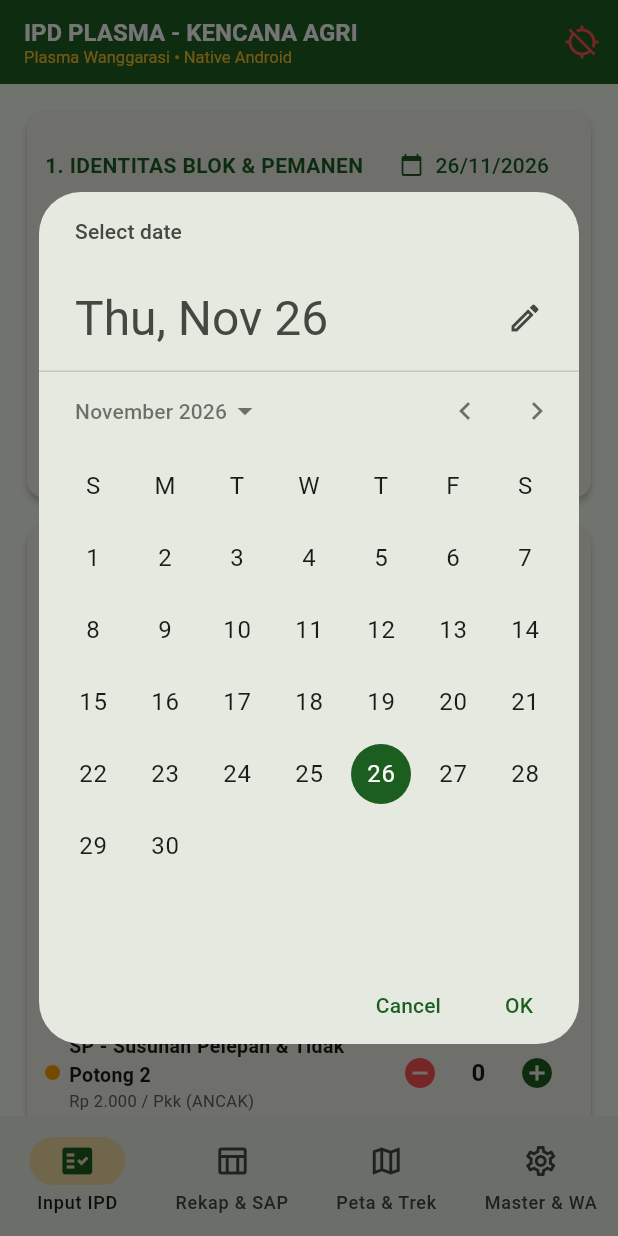
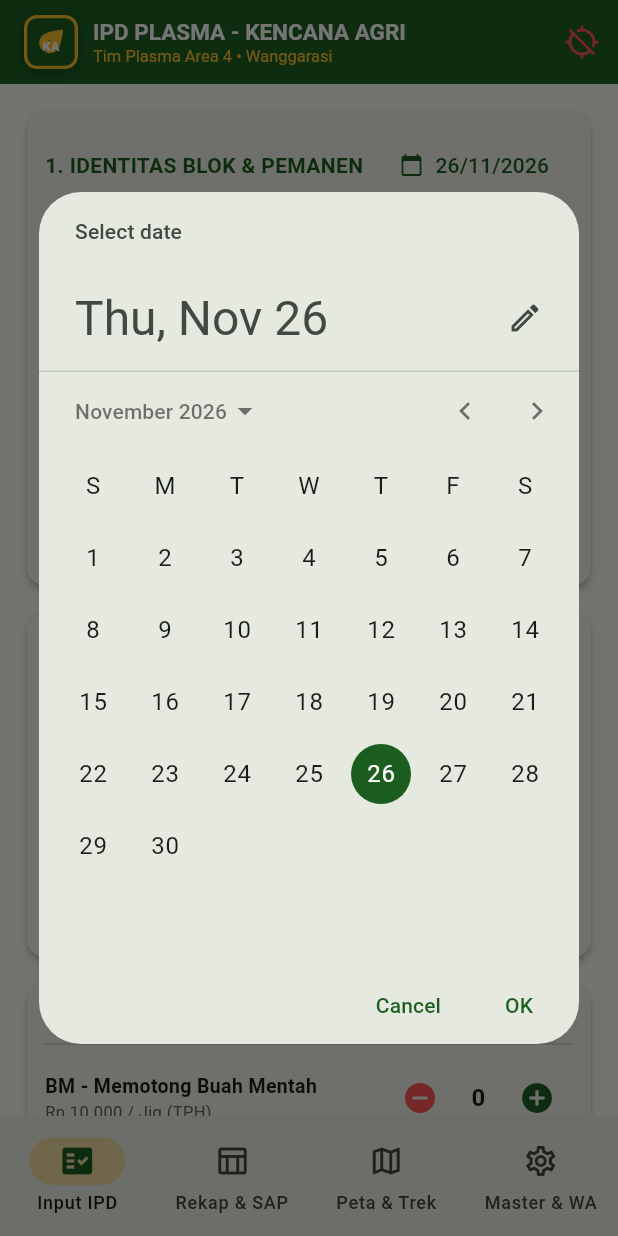
Before and after one commit to plasmamsmbsp-sudo/ipd-plasma-native, a Flutter app: the screen it shows after launch, after a tap on an icon or button, on a phone screen of 412 x 824 dp. Run offline on Flutter 3.47's test engine with Material 3 defaults, Android fonts, the phone set to English and light mode, and no system bars; our stand-ins replace file_picker, flutter_tts, geolocator, image_picker, share_plus, sqflite; missing offline and left inert: excel, pdfrx; accounts and stored records are empty; statements that could not run were skipped.

Commit message:
Update page_input.dart

```diff
--- a/lib/page_input.dart
+++ b/lib/page_input.dart
@@ -6,6 +6,7 @@ import 'package:intl/intl.dart';
 import 'database_helper.dart';
 import 'input_helper.dart';
 import 'input_widgets.dart';
+import 'splash_logo.dart';
 
 class FormInspeksiPage extends StatefulWidget {
   const FormInspeksiPage({super.key});
@@ -18,18 +19,23 @@ class _FormInspeksiPageState extends State {
   final _ptCtrl = TextEditingController(text: 'PT Kencana Agri - Plasma Wanggarasi');
   final _ancakCtrl = TextEditingController();
   final _pokokCtrl = TextEditingController(text: '25');
+  final _tapakCtrl = TextEditingController(text: '10');
+  final _bjrCtrl = TextEditingController(text: '16.0');
+  final _beratButirCtrl = TextEditingController(text: '12');
   final _pemanenCtrl = TextEditingController();
   final _asistenCtrl = TextEditingController(text: 'Sukri');
   final _catatanCtrl = TextEditingController();
 
-  var _listAfdeling = ['AFD BSP', 'AFD MSM', 'PT. STN'];
-  var _listBlok = ['A01', 'A02', 'B01', 'B02', 'C01', 'F15'];
-  var _listMandor = ['Mas Budi', 'Pak Candra', 'Pak Ramin', 'Bang Edi', 'Aldrianto Eka Putra'];
+  var _listAfdeling = ['Plasma BSP', 'Plasma MSM', 'PT. STN'];
+  var _listBlok = ['D001A', 'E0015', 'E0013', 'E0018A'];
+  var _listMandor = ['Albar Mooduto', 'Mas Budi', 'Pak Candra', 'Pak Ramin', 'Bang Edi'];
+  var _listKerani = ['Firman Hulopi', 'Aldrianto Eka Putra'];
   var _listPemanen = [];
 
-  String _selectedAfd = 'AFD BSP';
-  String _selectedBlok = 'A01';
-  String _selectedMandor = 'Mas Budi';
+  String _selectedAfd = 'Plasma BSP';
+  String _selectedBlok = 'D001A';
+  String _selectedMandor = 'Albar Mooduto';
+  String _selectedKerani = 'Firman Hulopi';
 
   DateTime _tanggal = DateTime.now();
   Position? _posisiGps;
@@ -52,6 +58,7 @@ class _FormInspeksiPageState extends State {
     final afd = List.from(await DatabaseHelper.instance.getMasterByTipe('AFDELING'));
     final blok = List.from(await DatabaseHelper.instance.getMasterByTipe('BLOK'));
     final mandor = List.from(await DatabaseHelper.instance.getMasterByTipe('MANDOR'));
+    final kerani = List.from(await DatabaseHelper.instance.getMasterByTipe('KERANI'));
     final pemanen = List.from(await DatabaseHelper.instance.getMasterByTipe('PEMANEN'));
     final asisten = (await DatabaseHelper.instance.getSetting('asisten_default')).toString();
 
@@ -69,8 +76,22 @@ class _FormInspeksiPageState extends State {
           _listMandor = mandor.map((e) => e.toString()).toList();
           if (!_listMandor.contains(_selectedMandor)) _selectedMandor = _listMandor.first;
         }
+        if (kerani.isNotEmpty) {
+          _listKerani = kerani.map((e) => e.toString()).toList();
+          if (!_listKerani.contains(_selectedKerani)) _selectedKerani = _listKerani.first;
+        }
         _listPemanen = pemanen.map((e) => e.toString()).toList();
         if (asisten.isNotEmpty) _asistenCtrl.text = asisten;
+      });
+      _muatBjrBlok(_selectedBlok);
+    }
+  }
+
+  Future _muatBjrBlok(String blok) async {
+    final bjr = await DatabaseHelper.instance.getBjrBlok(blok);
+    if (mounted) {
+      setState(() {
+        _bjrCtrl.text = bjr.toString();
       });
     }
   }
@@ -105,6 +126,30 @@ class _FormInspeksiPageState extends State {
     }
   }
 
+  double get _lossesBrondolanKg {
+    final int btr = _jumlahTemuan['P9'] ?? 0;
+    final double gr = double.tryParse(_beratButirCtrl.text) ?? 12.0;
+    return (btr * gr) / 1000.0;
+  }
+
+  double get _lossesBuahKg {
+    final int btp = _jumlahTemuan['P2'] ?? 0;
+    final int btg = _jumlahTemuan['P3'] ?? 0;
+    final double bjr = double.tryParse(_bjrCtrl.text) ?? 15.0;
+    return (btp + btg) * bjr;
+  }
+
+  double get _totalLossesKg => _lossesBrondolanKg + _lossesBuahKg;
+
+  double get _persenLosses {
+    final int tapak = int.tryParse(_tapakCtrl.text) ?? 0;
+    final int buahTinggal = (_jumlahTemuan['P2'] ?? 0) + (_jumlahTemuan['P3'] ?? 0);
+    final double bjr = double.tryParse(_bjrCtrl.text) ?? 15.0;
+    final double totalPotensiKg = (tapak + buahTinggal) * bjr;
+    if (totalPotensiKg <= 0) return 0.0;
+    return (_totalLossesKg / totalPotensiKg) * 100.0;
+  }
+
   int get _totalDenda {
     int total = 0;
     for (var item in daftarParameterSop) {
@@ -129,9 +174,12 @@ class _FormInspeksiPageState extends State {
 
     final namaPemanen = _pemanenCtrl.text.trim();
     if (!_listPemanen.any((e) => e.toString().toLowerCase() == namaPemanen.toLowerCase())) {
-      await DatabaseHelper.instance.addMaster('PEMANEN', namaPemanen);
+      await DatabaseHelper.instance.addMaster('PEMANEN', namaPemanen, extra: 0.0);
       _muatMasterData();
     }
+
+    final bjr = double.tryParse(_bjrCtrl.text) ?? 15.0;
+    final beratBtr = double.tryParse(_beratButirCtrl.text) ?? 12.0;
 
     final data = {
       'tanggal': DateFormat('yyyy-MM-dd').format(_tanggal),
@@ -140,8 +188,16 @@ class _FormInspeksiPageState extends State {
       'blok': _selectedBlok,
       'no_ancak': _ancakCtrl.text.trim(),
       'pokok_sampel': int.tryParse(_pokokCtrl.text) ?? 25,
+      'tapak_panen': int.tryParse(_tapakCtrl.text) ?? 0,
+      'bjr_blok': bjr,
+      'berat_brondolan_gr': beratBtr,
+      'losses_brondolan_kg': double.parse(_lossesBrondolanKg.toStringAsFixed(2)),
+      'losses_buah_kg': double.parse(_lossesBuahKg.toStringAsFixed(2)),
+      'total_losses_kg': double.parse(_totalLossesKg.toStringAsFixed(2)),
+      'persen_losses': double.parse(_persenLosses.toStringAsFixed(2)),
       'pemanen': namaPemanen,
       'mandor': _selectedMandor,
+      'kerani': _selectedKerani,
       'asisten': _asistenCtrl.text.trim(),
       'lat': _posisiGps?.latitude,
       'lng': _posisiGps?.longitude,
@@ -154,6 +210,37 @@ class _FormInspeksiPageState extends State {
     };
 
     await DatabaseHelper.instance.insertInspeksi(data);
+
+    if (_posisiGps != null) {
+      final sesi = 'Temuan_${DateFormat('yyyyMMdd').format(_tanggal)}';
+      if ((_jumlahTemuan['P2'] ?? 0) > 0 || (_jumlahTemuan['P3'] ?? 0) > 0) {
+        await DatabaseHelper.instance.insertGpsPoint(
+          sesi,
+          _posisiGps!.latitude,
+          _posisiGps!.longitude,
+          tipePin: 'MERAH',
+          keterangan: 'Blok $_selectedBlok ($namaPemanen): Buah Tinggal',
+        );
+      }
+      if ((_jumlahTemuan['P9'] ?? 0) > 0) {
+        await DatabaseHelper.instance.insertGpsPoint(
+          sesi,
+          _posisiGps!.latitude,
+          _posisiGps!.longitude,
+          tipePin: 'ORANYE',
+          keterangan: 'Blok $_selectedBlok ($namaPemanen): Brondolan Tidak Kutip (${_jumlahTemuan['P9']} btr)',
+        );
+      }
+      if ((_jumlahTemuan['P6'] ?? 0) > 0) {
+        await DatabaseHelper.instance.insertGpsPoint(
+          sesi,
+          _posisiGps!.latitude,
+          _posisiGps!.longitude,
+          tipePin: 'KUNING',
+          keterangan: 'Blok $_selectedBlok ($namaPemanen): Pelepah Tidak Susun (${_jumlahTemuan['P6']} pkk)',
+        );
+      }
+    }
 
     setState(() {
       _ancakCtrl.clear();
@@ -169,7 +256,7 @@ class _FormInspeksiPageState extends State {
       ScaffoldMessenger.of(context).showSnackBar(
         const SnackBar(
           backgroundColor: Color(0xFF1B5E20),
-          content: Text('Data IPD tersimpan ke Database Offline!'),
+          content: Text('Data IPD, Losses & Pin Peta tersimpan!'),
         ),
       );
     }
@@ -181,11 +268,19 @@ class _FormInspeksiPageState extends State {
 
     return Scaffold(
       appBar: AppBar(
-        title: const Column(
+        title: const Row(
+          children: [
+            KencanaLogoWidget(size: 36),
+            SizedBox(width: 10),
+            Expanded(
+              child: Column(
                 crossAxisAlignment: CrossAxisAlignment.start,
                 children: [
-            Text('IPD PLASMA - KENCANA AGRI', style: TextStyle(fontSize: 16, fontWeight: FontWeight.bold)),
-            Text('Plasma Wanggarasi • Native Android', style: TextStyle(fontSize: 11, color: Color(0xFFFBC02D))),
+                  Text('IPD PLASMA - KENCANA AGRI', style: TextStyle(fontSize: 15, fontWeight: FontWeight.bold)),
+                  Text('Tim Plasma Area 4 • Wanggarasi', style: TextStyle(fontSize: 11, color: Color(0xFFFBC02D))),
+                ],
+              ),
+            ),
           ],
         ),
         actions: [
@@ -251,7 +346,11 @@ class _FormInspeksiPageState extends State {
                           isDense: true,
                           decoration: const InputDecoration(labelText: 'Blok', border: OutlineInputBorder()),
                           items: _listBlok.map((e) => DropdownMenuItem(value: e, child: Text(e, style: const TextStyle(fontSize: 13)))).toList(),
-                          onChanged: (v) => setState(() => _selectedBlok = v.toString()),
+                          onChanged: (v) {
+                            final blokBaru = v.toString();
+                            setState(() => _selectedBlok = blokBaru);
+                            _muatBjrBlok(blokBaru);
+                          },
                         ),
                       ),
                       const SizedBox(width: 8),
@@ -265,11 +364,7 @@ class _FormInspeksiPageState extends State {
                     ],
                   ),
                   const SizedBox(height: 10),
-                  Row(
-                    children: [
-                      Expanded(
-                        flex: 3,
-                        child: Autocomplete(
+                  Autocomplete(
                     optionsBuilder: (TextEditingValue val) {
                       final semua = _listPemanen.map((e) => e.toString()).toList();
                       if (val.text.isEmpty) return semua;
@@ -286,18 +381,6 @@ class _FormInspeksiPageState extends State {
                       );
                     },
                   ),
-                      ),
-                      const SizedBox(width: 8),
-                      Expanded(
-                        flex: 1,
-                        child: TextField(
-                          controller: _pokokCtrl,
-                          keyboardType: TextInputType.number,
-                          decoration: const InputDecoration(labelText: 'Pokok', border: OutlineInputBorder(), isDense: true),
-                        ),
-                      ),
-                    ],
-                  ),
                   const SizedBox(height: 10),
                   Row(
                     children: [
@@ -312,12 +395,20 @@ class _FormInspeksiPageState extends State {
                       ),
                       const SizedBox(width: 8),
                       Expanded(
-                        child: TextField(
-                          controller: _asistenCtrl,
-                          decoration: const InputDecoration(labelText: 'Asisten Afdeling', border: OutlineInputBorder(), isDense: true),
+                        child: DropdownButtonFormField(
+                          value: _selectedKerani,
+                          isDense: true,
+                          decoration: const InputDecoration(labelText: 'Kerani Buah', border: OutlineInputBorder()),
+                          items: _listKerani.map((e) => DropdownMenuItem(value: e, child: Text(e, style: const TextStyle(fontSize: 13)))).toList(),
+                          onChanged: (v) => setState(() => _selectedKerani = v.toString()),
                         ),
                       ),
                     ],
+                  ),
+                  const SizedBox(height: 10),
+                  TextField(
+                    controller: _asistenCtrl,
+                    decoration: const InputDecoration(labelText: 'Asisten Afdeling', border: OutlineInputBorder(), isDense: true),
                   ),
                   if (_posisiGps != null)
                     Padding(
@@ -330,6 +421,18 @@ class _FormInspeksiPageState extends State {
                 ],
               ),
             ),
+          ),
+          const SizedBox(height: 10),
+          KartuKalkulasiLosses(
+            bjrCtrl: _bjrCtrl,
+            beratButirCtrl: _beratButirCtrl,
+            pokokCtrl: _pokokCtrl,
+            tapakCtrl: _tapakCtrl,
+            lossesBrondolanKg: _lossesBrondolanKg,
+            lossesBuahKg: _lossesBuahKg,
+            totalLossesKg: _totalLossesKg,
+            persenLosses: _persenLosses,
+            onUbahInput: () => setState(() {}),
           ),
           const SizedBox(height: 10),
           KartuParameterSop(
@@ -366,8 +469,8 @@ class _FormInspeksiPageState extends State {
                       style: const TextStyle(color: Color(0xFFFBC02D), fontWeight: FontWeight.bold, fontSize: 16),
                     ),
                     Text(
-                      'Skor Mutu Panen: ${_nilaiMutu.toStringAsFixed(1)}%',
-                      style: const TextStyle(color: Colors.white, fontSize: 13),
+                      'Mutu: ${_nilaiMutu.toStringAsFixed(1)}% | Losses: ${_persenLosses.toStringAsFixed(2)}%',
+                      style: const TextStyle(color: Colors.white, fontSize: 12),
                     ),
                   ],
                 ),
```
Lines whose indentation alone changed are shown as unchanged.
